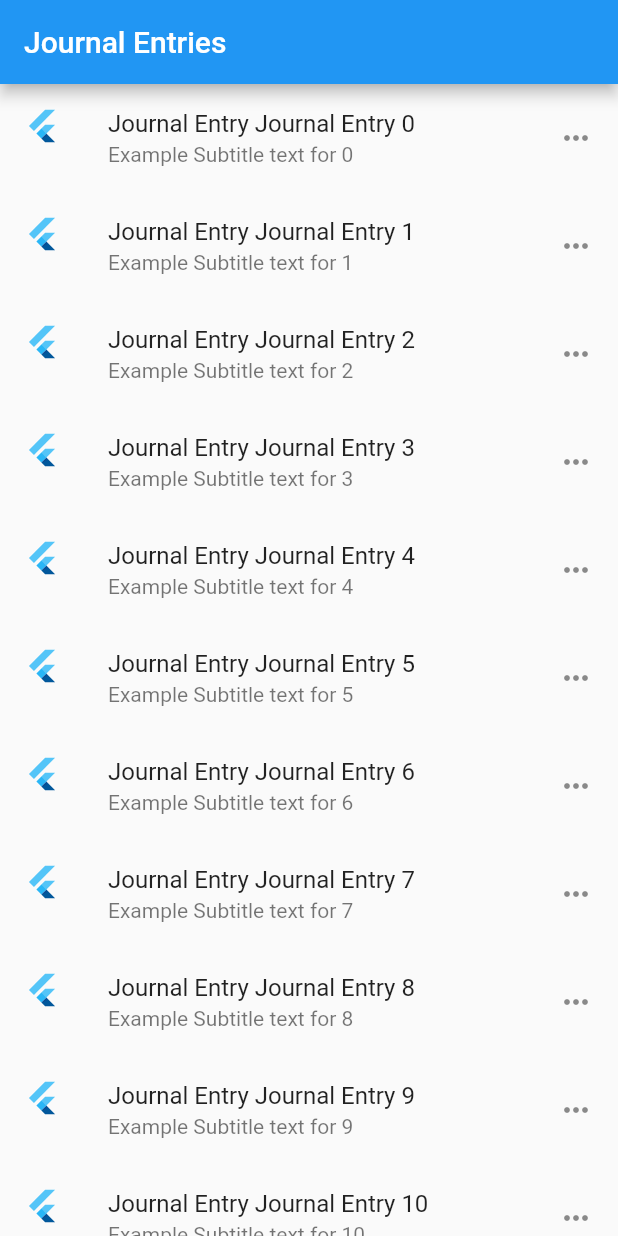
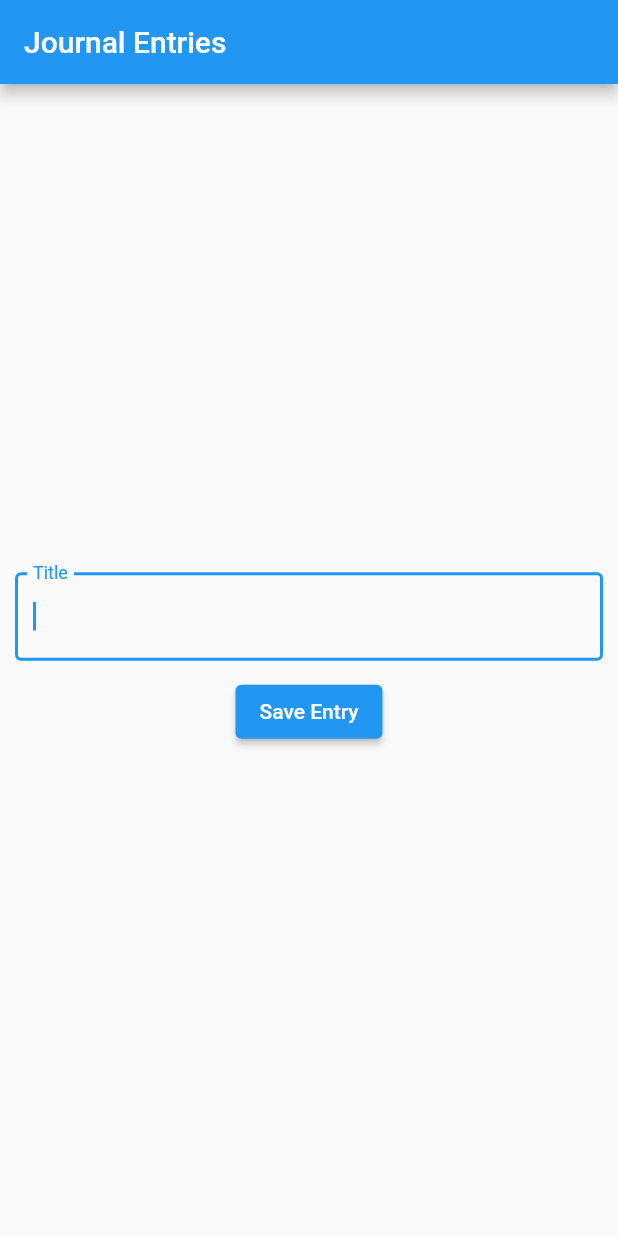
Before and after one commit to josephmchristy/journalapp, a Flutter app: the screen it shows after launch, on a phone screen of 412 x 824 dp. Run offline on Flutter 3.47's test engine with Material 2 defaults, Android fonts, the phone set to English and light mode, and no system bars.

Commit message:
Created basic journal entry form.

```diff
--- /dev/null
+++ b/lib/models/journal_entry.dart
@@ -0,0 +1,12 @@
+class JournalEntryFields {
+
+  late String title;
+  late String body;
+  late DateTime dateTime;
+  late int rating;
+
+  @override
+  String toString() {
+    return "Title: $title, Body: $body, Time: $dateTime, Rating: $rating";
+  }
+}
--- a/lib/screens/journal_entries.dart
+++ b/lib/screens/journal_entries.dart
@@ -1,4 +1,5 @@
 import 'package:flutter/material.dart';
+import 'package:journalapp/widgets/journal_entry_form.dart';
 
 class JournalEntriesScreen extends StatelessWidget {
 
@@ -19,24 +20,15 @@ class JournalEntriesScreen extends StatelessWidget {
       appBar: AppBar(
         title: const Text('Journal Entries'),
       ),
-      body: ListView.builder(itemBuilder: (context, index){
-        return ListTile(
-          leading: FlutterLogo(),
-          trailing: Icon(Icons.more_horiz),
-          title: Text('Journal Entry ${items[index]['title']}'),
-          subtitle: Text('Example ${items[index]['subtitle']}'),
-        );
-      })
-      // body: ListView(
-      //   children: [
-      //     ListTile(
-      //       leading: FlutterLogo(),
-      //       trailing: Icon(Icons.more_horiz),
-      //       title: Text('Journal Entry N'),
-      //       subtitle: Text('Example subtitle'),
-      //     )
-      //   ],
-      // )
+      // body: ListView.builder(itemBuilder: (context, index){
+      //   return ListTile(
+      //     leading: FlutterLogo(),
+      //     trailing: Icon(Icons.more_horiz),
+      //     title: Text('Journal Entry ${items[index]['title']}'),
+      //     subtitle: Text('Example ${items[index]['subtitle']}'),
+      //   );
+      // })
+      body: JournalEntryForm()
     );
   }
 }
--- /dev/null
+++ b/lib/widgets/journal_entry_form.dart
@@ -0,0 +1,54 @@
+//import 'package:flutter/cupertino.dart';
+import 'package:flutter/material.dart';
+
+class JournalEntryForm extends StatefulWidget {
+
+  JournalEntryForm({ Key? key }) : super(key: key);
+
+  @override
+  State<JournalEntryForm> createState() => _JournalEntryFormState();
+}
+
+class _JournalEntryFormState extends State<JournalEntryForm> {
+  final formKey = GlobalKey<FormState>();
+
+  @override
+  Widget build(BuildContext context) {
+    return Padding(
+      padding: const EdgeInsets.all(10),
+      child: Form(
+        child: Column(
+          mainAxisAlignment: MainAxisAlignment.center,
+          children: [
+            TextFormField(
+              autofocus: true,
+              decoration: const InputDecoration(
+                labelText: 'Title',
+                border: OutlineInputBorder()
+              ),
+              onSaved: (value) {
+                //Store value in some object
+              },
+              validator: (value) {
+                if (value!.isEmpty) {
+                  return 'Please enter a title';
+                } else {
+                  return null;
+                }
+              },
+            ),
+            const SizedBox(height: 10),
+            ElevatedButton(
+              onPressed: () {
+                if (formKey.currentState!.validate()) {
+                  formKey.currentState!.save();
+                }
+              },
+              child: const Text('Save Entry')
+            )
+          ],
+        ),
+      )
+    );
+  }
+}
```
